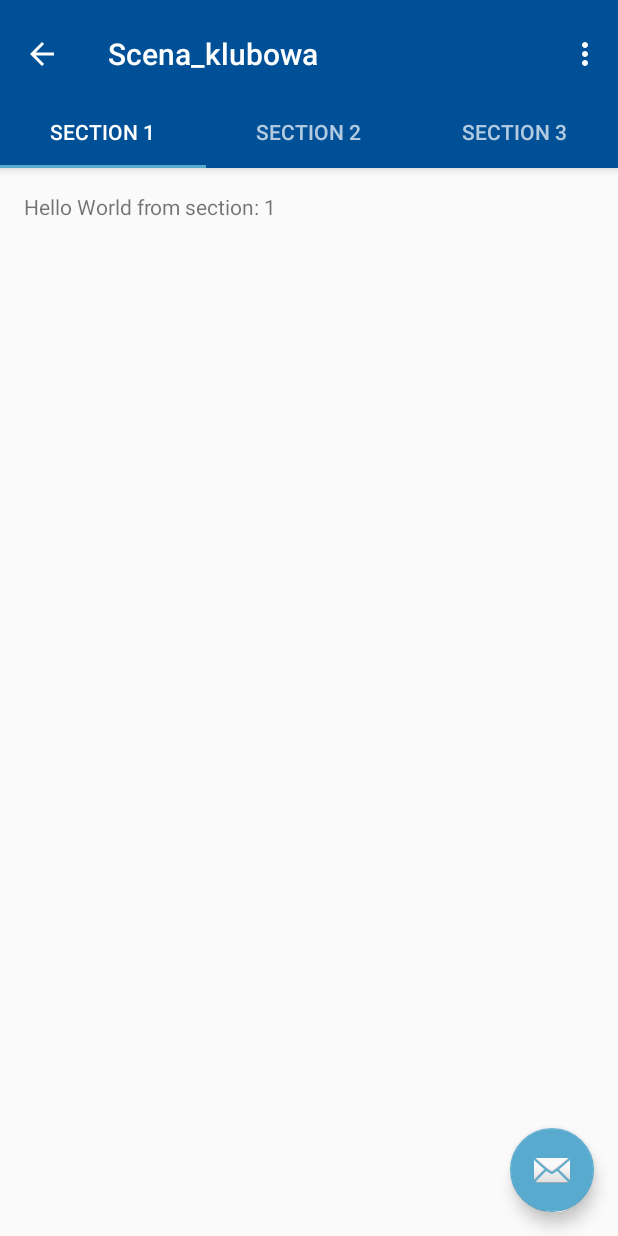
After one commit to Mateusz2017/KultURalia, an Android app: the Scena_klubowa screen opened directly, with no data from a screen before it, on a phone screen of 412 x 824 dp. The commit adds this screen. Run offline under Robolectric (Android 15) with nearby library versions, the phone set to English and light mode, and no system bars.

Commit message:
Dodanie zakładki Scena Klubowa
...

```diff
--- a/app/src/main/AndroidManifest.xml
+++ b/app/src/main/AndroidManifest.xml
@@ -51,8 +51,8 @@
                 android:name="android.support.PARENT_ACTIVITY"
                 android:value="pl.edu.ur.kulturalia.Patroni_medialni" />
         </activity>
-        <activity android:name=".Events"></activity>
-        <activity android:name=".Autorzy"></activity>
+        <activity android:name=".Events" />
+        <activity android:name=".Autorzy" />
         <activity android:name=".Intro">
             <intent-filter>
                 <action android:name="android.intent.action.MAIN" />
@@ -69,8 +69,17 @@
                 android:name="android.support.PARENT_ACTIVITY"
                 android:value="pl.edu.ur.kulturalia.MainActivity" />
         </activity>
-        <activity android:name=".Dojazd"></activity>
-        <activity android:name=".WeatherActivity"></activity>
+        <activity android:name=".Dojazd" />
+        <activity android:name=".WeatherActivity" />
+        <activity
+            android:name=".Scena_klubowa"
+            android:label="@string/title_activity_scena_klubowa"
+            android:parentActivityName=".MainActivity"
+            android:theme="@style/AppTheme.NoActionBar">
+            <meta-data
+                android:name="android.support.PARENT_ACTIVITY"
+                android:value="pl.edu.ur.kulturalia.MainActivity" />
+        </activity>
     </application>
 
 </manifest>
--- a/app/src/main/java/pl/edu/ur/kulturalia/MainActivity.java
+++ b/app/src/main/java/pl/edu/ur/kulturalia/MainActivity.java
@@ -99,8 +99,13 @@ public class MainActivity extends AppCompatActivity
             Toast.makeText(this,"Mapa kampusu", Toast.LENGTH_SHORT).show();
 
         } else if (id == R.id.dojazd) {
-            Toast.makeText(this,"Jak do nas dojechać?", Toast.LENGTH_SHORT).show();
+            Toast.makeText(this, "Jak do nas dojechać?", Toast.LENGTH_SHORT).show();
             Intent intent = new Intent(MainActivity.this, Dojazd.class);
+            startActivity(intent);
+
+        } else if (id == R.id.scena_klubowa) {
+            Toast.makeText(this,"Scena klubowa", Toast.LENGTH_SHORT).show();
+            Intent intent = new Intent(MainActivity.this, Scena_klubowa.class);
             startActivity(intent);
 
         } else if (id == R.id.eventy) {
--- /dev/null
+++ b/app/src/main/java/pl/edu/ur/kulturalia/Scena_klubowa.java
@@ -0,0 +1,163 @@
+package pl.edu.ur.kulturalia;
+
+import android.support.design.widget.TabLayout;
+import android.support.design.widget.FloatingActionButton;
+import android.support.design.widget.Snackbar;
+import android.support.v7.app.AppCompatActivity;
+import android.support.v7.widget.Toolbar;
+
+import android.support.v4.app.Fragment;
+import android.support.v4.app.FragmentManager;
+import android.support.v4.app.FragmentPagerAdapter;
+import android.support.v4.view.ViewPager;
+import android.os.Bundle;
+import android.view.LayoutInflater;
+import android.view.Menu;
+import android.view.MenuItem;
+import android.view.View;
+import android.view.ViewGroup;
+
+import android.widget.TextView;
+
+public class Scena_klubowa extends AppCompatActivity {
+
+    /**
+     * The {@link android.support.v4.view.PagerAdapter} that will provide
+     * fragments for each of the sections. We use a
+     * {@link FragmentPagerAdapter} derivative, which will keep every
+     * loaded fragment in memory. If this becomes too memory intensive, it
+     * may be best to switch to a
+     * {@link android.support.v4.app.FragmentStatePagerAdapter}.
+     */
+    private SectionsPagerAdapter mSectionsPagerAdapter;
+
+    /**
+     * The {@link ViewPager} that will host the section contents.
+     */
+    private ViewPager mViewPager;
+
+    @Override
+    protected void onCreate(Bundle savedInstanceState) {
+        super.onCreate(savedInstanceState);
+        setContentView(R.layout.activity_scena_klubowa);
+
+        Toolbar toolbar = (Toolbar) findViewById(R.id.toolbar);
+        setSupportActionBar(toolbar);
+        getSupportActionBar().setDisplayHomeAsUpEnabled(true);
+        // Create the adapter that will return a fragment for each of the three
+        // primary sections of the activity.
+        mSectionsPagerAdapter = new SectionsPagerAdapter(getSupportFragmentManager());
+
+        // Set up the ViewPager with the sections adapter.
+        mViewPager = (ViewPager) findViewById(R.id.container);
+        mViewPager.setAdapter(mSectionsPagerAdapter);
+
+        TabLayout tabLayout = (TabLayout) findViewById(R.id.tabs);
+        tabLayout.setupWithViewPager(mViewPager);
+
+        FloatingActionButton fab = (FloatingActionButton) findViewById(R.id.fab);
+        fab.setOnClickListener(new View.OnClickListener() {
+            @Override
+            public void onClick(View view) {
+                Snackbar.make(view, "Replace with your own action", Snackbar.LENGTH_LONG)
+                        .setAction("Action", null).show();
+            }
+        });
+
+    }
+
+
+    @Override
+    public boolean onCreateOptionsMenu(Menu menu) {
+        // Inflate the menu; this adds items to the action bar if it is present.
+        getMenuInflater().inflate(R.menu.menu_scena_klubowa, menu);
+        return true;
+    }
+
+    @Override
+    public boolean onOptionsItemSelected(MenuItem item) {
+        // Handle action bar item clicks here. The action bar will
+        // automatically handle clicks on the Home/Up button, so long
+        // as you specify a parent activity in AndroidManifest.xml.
+        int id = item.getItemId();
+
+        //noinspection SimplifiableIfStatement
+        if (id == R.id.action_settings) {
+            return true;
+        }
+
+        return super.onOptionsItemSelected(item);
+    }
+
+    /**
+     * A placeholder fragment containing a simple view.
+     */
+    public static class PlaceholderFragment extends Fragment {
+        /**
+         * The fragment argument representing the section number for this
+         * fragment.
+         */
+        private static final String ARG_SECTION_NUMBER = "section_number";
+
+        public PlaceholderFragment() {
+        }
+
+        /**
+         * Returns a new instance of this fragment for the given section
+         * number.
+         */
+        public static PlaceholderFragment newInstance(int sectionNumber) {
+            PlaceholderFragment fragment = new PlaceholderFragment();
+            Bundle args = new Bundle();
+            args.putInt(ARG_SECTION_NUMBER, sectionNumber);
+            fragment.setArguments(args);
+            return fragment;
+        }
+
+        @Override
+        public View onCreateView(LayoutInflater inflater, ViewGroup container,
+                                 Bundle savedInstanceState) {
+            View rootView = inflater.inflate(R.layout.fragment_scena_klubowa, container, false);
+            TextView textView = (TextView) rootView.findViewById(R.id.section_label);
+            textView.setText(getString(R.string.section_format, getArguments().getInt(ARG_SECTION_NUMBER)));
+            return rootView;
+        }
+    }
+
+    /**
+     * A {@link FragmentPagerAdapter} that returns a fragment corresponding to
+     * one of the sections/tabs/pages.
+     */
+    public class SectionsPagerAdapter extends FragmentPagerAdapter {
+
+        public SectionsPagerAdapter(FragmentManager fm) {
+            super(fm);
+        }
+
+        @Override
+        public Fragment getItem(int position) {
+            // getItem is called to instantiate the fragment for the given page.
+            // Return a PlaceholderFragment (defined as a static inner class below).
+            return PlaceholderFragment.newInstance(position + 1);
+        }
+
+        @Override
+        public int getCount() {
+            // Show 3 total pages.
+            return 3;
+        }
+
+        @Override
+        public CharSequence getPageTitle(int position) {
+            switch (position) {
+                case 0:
+                    return "SECTION 1";
+                case 1:
+                    return "SECTION 2";
+                case 2:
+                    return "SECTION 3";
+            }
+            return null;
+        }
+    }
+}
--- /dev/null
+++ b/app/src/main/res/layout/activity_scena_klubowa.xml
@@ -0,0 +1,49 @@
+<?xml version="1.0" encoding="utf-8"?>
+<android.support.design.widget.CoordinatorLayout xmlns:android="http://schemas.android.com/apk/res/android"
+    xmlns:app="http://schemas.android.com/apk/res-auto"
+    xmlns:tools="http://schemas.android.com/tools"
+    android:id="@+id/main_content"
+    android:layout_width="match_parent"
+    android:layout_height="match_parent"
+    android:fitsSystemWindows="true"
+    tools:context="pl.edu.ur.kulturalia.Scena_klubowa">
+
+    <android.support.design.widget.AppBarLayout
+        android:id="@+id/appbar"
+        android:layout_width="match_parent"
+        android:layout_height="wrap_content"
+        android:paddingTop="@dimen/appbar_padding_top"
+        android:theme="@style/AppTheme.AppBarOverlay">
+
+        <android.support.v7.widget.Toolbar
+            android:id="@+id/toolbar"
+            android:layout_width="match_parent"
+            android:layout_height="?attr/actionBarSize"
+            android:background="?attr/colorPrimary"
+            app:layout_scrollFlags="scroll|enterAlways"
+            app:popupTheme="@style/AppTheme.PopupOverlay">
+
+        </android.support.v7.widget.Toolbar>
+
+        <android.support.design.widget.TabLayout
+            android:id="@+id/tabs"
+            android:layout_width="match_parent"
+            android:layout_height="wrap_content" />
+
+    </android.support.design.widget.AppBarLayout>
+
+    <android.support.v4.view.ViewPager
+        android:id="@+id/container"
+        android:layout_width="match_parent"
+        android:layout_height="match_parent"
+        app:layout_behavior="@string/appbar_scrolling_view_behavior" />
+
+    <android.support.design.widget.FloatingActionButton
+        android:id="@+id/fab"
+        android:layout_width="wrap_content"
+        android:layout_height="wrap_content"
+        android:layout_gravity="end|bottom"
+        android:layout_margin="@dimen/fab_margin"
+        android:src="@android:drawable/ic_dialog_email" />
+
+</android.support.design.widget.CoordinatorLayout>
--- a/app/src/main/res/layout/content_glowna.xml
+++ b/app/src/main/res/layout/content_glowna.xml
@@ -11,6 +11,5 @@
         android:layout_height="match_parent"
         android:id="@+id/imageView2"
         android:layout_gravity="center_vertical"
-        android:src="@drawable/kulturalia_plakacik"
-        android:layout_marginTop="16dp" />
+        android:src="@drawable/kulturalia1" />
 </LinearLayout>
--- /dev/null
+++ b/app/src/main/res/layout/fragment_scena_klubowa.xml
@@ -0,0 +1,16 @@
+<RelativeLayout xmlns:android="http://schemas.android.com/apk/res/android"
+    xmlns:tools="http://schemas.android.com/tools"
+    android:layout_width="match_parent"
+    android:layout_height="match_parent"
+    android:paddingBottom="@dimen/activity_vertical_margin"
+    android:paddingLeft="@dimen/activity_horizontal_margin"
+    android:paddingRight="@dimen/activity_horizontal_margin"
+    android:paddingTop="@dimen/activity_vertical_margin"
+    tools:context="pl.edu.ur.kulturalia.Scena_klubowa$PlaceholderFragment">
+
+    <TextView
+        android:id="@+id/section_label"
+        android:layout_width="wrap_content"
+        android:layout_height="wrap_content" />
+
+</RelativeLayout>
--- a/app/src/main/res/menu/activity_urz_drawer.xml
+++ b/app/src/main/res/menu/activity_urz_drawer.xml
@@ -18,6 +18,10 @@
             android:id="@+id/dojazd"
             android:icon="@drawable/ic_dojazd2"
             android:title="Dojazd" />
+        <item
+            android:id="@+id/scena_klubowa"
+            android:icon="@drawable/ic_eventy"
+            android:title="Scena klubowa" />
         <item
             android:id="@+id/eventy"
             android:icon="@drawable/ic_eventy"
--- /dev/null
+++ b/app/src/main/res/menu/menu_scena_klubowa.xml
@@ -0,0 +1,10 @@
+<menu xmlns:android="http://schemas.android.com/apk/res/android"
+    xmlns:app="http://schemas.android.com/apk/res-auto"
+    xmlns:tools="http://schemas.android.com/tools"
+    tools:context="pl.edu.ur.kulturalia.Scena_klubowa">
+    <item
+        android:id="@+id/action_settings"
+        android:orderInCategory="100"
+        android:title="@string/action_settings"
+        app:showAsAction="never" />
+</menu>
--- a/app/src/main/res/values/strings.xml
+++ b/app/src/main/res/values/strings.xml
@@ -11,5 +11,6 @@
     <string name="czwartek">Czwartek</string>
     <string name="piatek">Piątek</string>
     <string name="sobota">Sobota</string>
+    <string name="title_activity_scena_klubowa">Scena_klubowa</string>
 
 </resources>
```
Also changed, not shown: app/src/main/res/layout/fragment_harmonogram_1.xml (+2 -8 lines).
